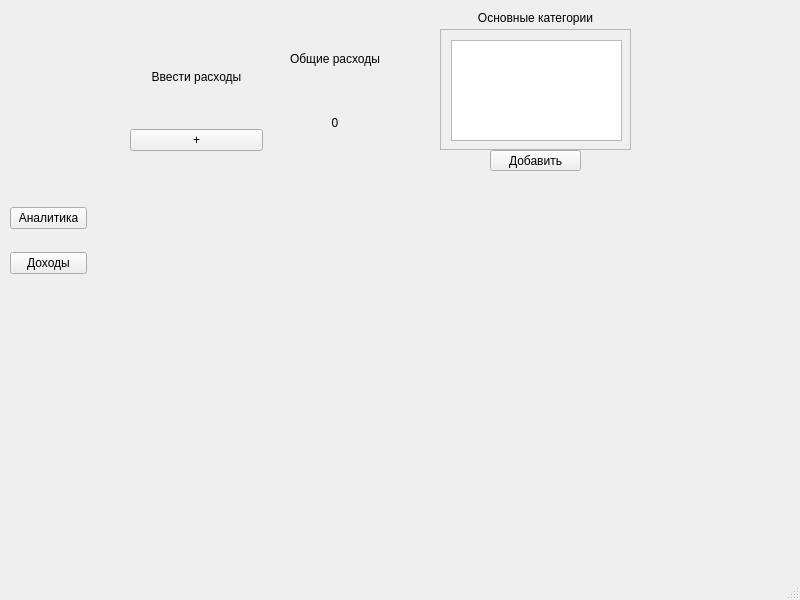
LevGolodin/C-Project, file untitled1/expense.ui: the form before one commit.
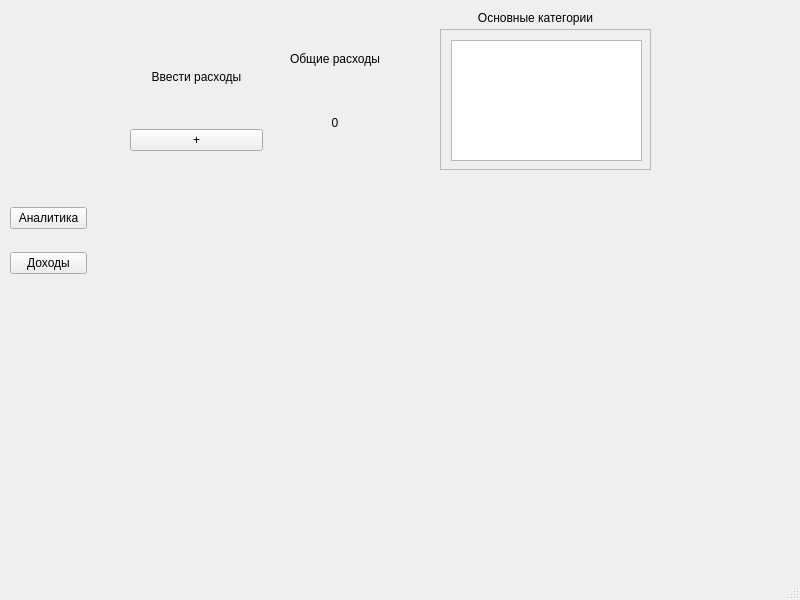
The form after the commit.

```diff
--- a/untitled1/expense.ui
+++ b/untitled1/expense.ui
@@ -35,8 +35,8 @@
      <rect>
       <x>440</x>
       <y>29</y>
-      <width>191</width>
-      <height>121</height>
+      <width>211</width>
+      <height>141</height>
      </rect>
     </property>
     <property name="widgetResizable">
@@ -47,36 +47,23 @@
       <rect>
        <x>0</x>
        <y>0</y>
-       <width>189</width>
-       <height>119</height>
+       <width>209</width>
+       <height>139</height>
       </rect>
      </property>
-     <widget class="QListView" name="listView">
+     <widget class="QListWidget" name="listWidget">
       <property name="geometry">
        <rect>
         <x>10</x>
         <y>10</y>
-        <width>171</width>
-        <height>101</height>
+        <width>191</width>
+        <height>121</height>
        </rect>
       </property>
      </widget>
     </widget>
    </widget>
-   <widget class="QPushButton" name="pushButton_2">
-    <property name="geometry">
-     <rect>
-      <x>490</x>
-      <y>150</y>
-      <width>91</width>
-      <height>21</height>
-     </rect>
-    </property>
-    <property name="text">
-     <string>Добавить</string>
-    </property>
-   </widget>
-   <widget class="QWidget" name="">
+   <widget class="QWidget" name="layoutWidget">
     <property name="geometry">
      <rect>
       <x>130</x>
@@ -133,7 +120,7 @@
      </item>
     </layout>
    </widget>
-   <widget class="QWidget" name="">
+   <widget class="QWidget" name="layoutWidget">
     <property name="geometry">
      <rect>
       <x>10</x>
```
Left out of the diff: 2 changed lines with no effect on the pictures.
